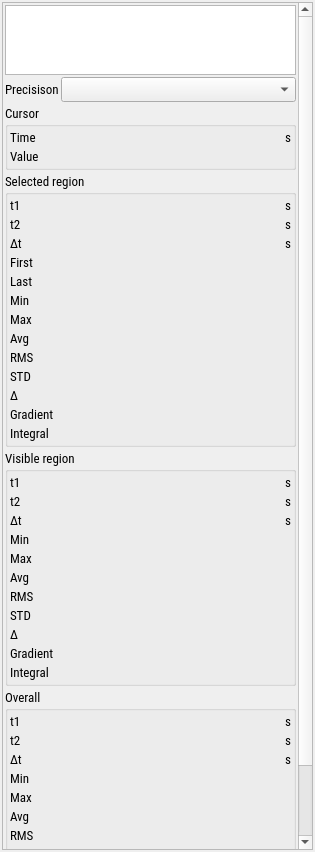
Qt form src/asammdf/gui/ui/channel_stats.ui (danielhrisca/asammdf) before a commit.
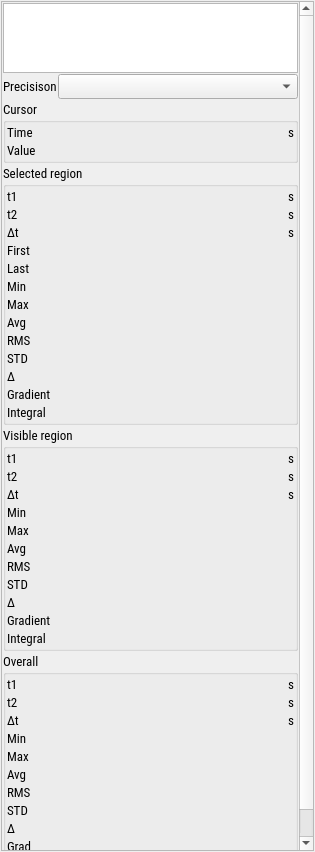
The same form after that commit.

Patch:
```diff
--- a/src/asammdf/gui/ui/channel_stats.ui
+++ b/src/asammdf/gui/ui/channel_stats.ui
@@ -21,19 +21,19 @@
   </property>
   <layout class="QVBoxLayout" name="verticalLayout_2">
    <property name="spacing">
-  <number>2</number>
+  <number>1</number>
 </property>
    <property name="leftMargin">
-  <number>2</number>
+  <number>1</number>
 </property>
    <property name="topMargin">
-  <number>2</number>
+  <number>1</number>
 </property>
    <property name="rightMargin">
-  <number>2</number>
+  <number>1</number>
 </property>
    <property name="bottomMargin">
-  <number>2</number>
+  <number>1</number>
 </property>
    <item>
     <widget class="QScrollArea" name="scrollArea">
@@ -54,24 +54,24 @@
       </property>
       <layout class="QVBoxLayout" name="verticalLayout">
        <property name="spacing">
-  <number>2</number>
+  <number>1</number>
 </property>
        <property name="leftMargin">
-  <number>2</number>
+  <number>1</number>
 </property>
        <property name="topMargin">
-  <number>2</number>
+  <number>1</number>
 </property>
        <property name="rightMargin">
-  <number>2</number>
+  <number>1</number>
 </property>
        <property name="bottomMargin">
-  <number>2</number>
+  <number>1</number>
 </property>
        <item>
         <layout class="QGridLayout" name="gridLayout" rowstretch="1,0,0,0,0,0" columnstretch="0,1">
          <property name="spacing">
-  <number>2</number>
+  <number>1</number>
 </property>
          <item row="4" column="0" colspan="2">
           <widget class="QGroupBox" name="visible_group">
@@ -80,22 +80,22 @@
            </property>
            <layout class="QGridLayout" name="gridLayout_3" columnstretch="0,1,0">
             <property name="leftMargin">
-  <number>2</number>
+  <number>1</number>
 </property>
             <property name="topMargin">
-  <number>2</number>
+  <number>1</number>
 </property>
             <property name="rightMargin">
-  <number>2</number>
+  <number>1</number>
 </property>
             <property name="bottomMargin">
-  <number>2</number>
+  <number>1</number>
 </property>
             <property name="horizontalSpacing">
-  <number>2</number>
+  <number>1</number>
 </property>
             <property name="verticalSpacing">
-  <number>2</number>
+  <number>1</number>
 </property>
             <item row="0" column="1">
              <widget class="QLabel" name="visible_start">
@@ -404,22 +404,22 @@
            </property>
            <layout class="QGridLayout" name="gridLayout_2" columnstretch="0,1,0">
             <property name="leftMargin">
-  <number>2</number>
+  <number>1</number>
 </property>
             <property name="topMargin">
-  <number>2</number>
+  <number>1</number>
 </property>
             <property name="rightMargin">
-  <number>2</number>
+  <number>1</number>
 </property>
             <property name="bottomMargin">
-  <number>2</number>
+  <number>1</number>
 </property>
             <property name="horizontalSpacing">
-  <number>2</number>
+  <number>1</number>
 </property>
             <property name="verticalSpacing">
-  <number>2</number>
+  <number>1</number>
 </property>
             <item row="0" column="2">
              <widget class="QLabel" name="xunit7">
@@ -740,22 +740,22 @@
            </property>
            <layout class="QGridLayout" name="gridLayout_4" columnstretch="0,1,0">
             <property name="leftMargin">
-  <number>2</number>
+  <number>1</number>
 </property>
             <property name="topMargin">
-  <number>2</number>
+  <number>1</number>
 </property>
             <property name="rightMargin">
-  <number>2</number>
+  <number>1</number>
 </property>
             <property name="bottomMargin">
-  <number>2</number>
+  <number>1</number>
 </property>
             <property name="horizontalSpacing">
-  <number>2</number>
+  <number>1</number>
 </property>
             <property name="verticalSpacing">
-  <number>2</number>
+  <number>1</number>
 </property>
             <item row="0" column="1">
              <widget class="QLabel" name="cursor_t">
@@ -851,22 +851,22 @@
            </property>
            <layout class="QGridLayout" name="gridLayout_5" columnstretch="0,1,0">
             <property name="leftMargin">
-  <number>2</number>
+  <number>1</number>
 </property>
             <property name="topMargin">
-  <number>2</number>
+  <number>1</number>
 </property>
             <property name="rightMargin">
-  <number>2</number>
+  <number>1</number>
 </property>
             <property name="bottomMargin">
-  <number>2</number>
+  <number>1</number>
 </property>
             <property name="horizontalSpacing">
-  <number>2</number>
+  <number>1</number>
 </property>
             <property name="verticalSpacing">
-  <number>2</number>
+  <number>1</number>
 </property>
             <item row="0" column="0">
              <widget class="QLabel" name="label_13">
```
